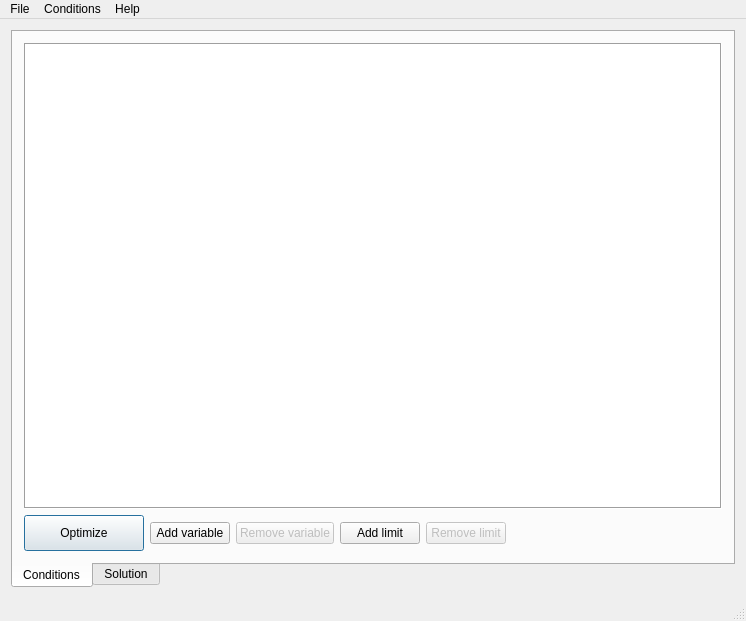
First picture: the form in gui/mainwindow.ui, repository rtsisyk/simplexsolver, before the edit.
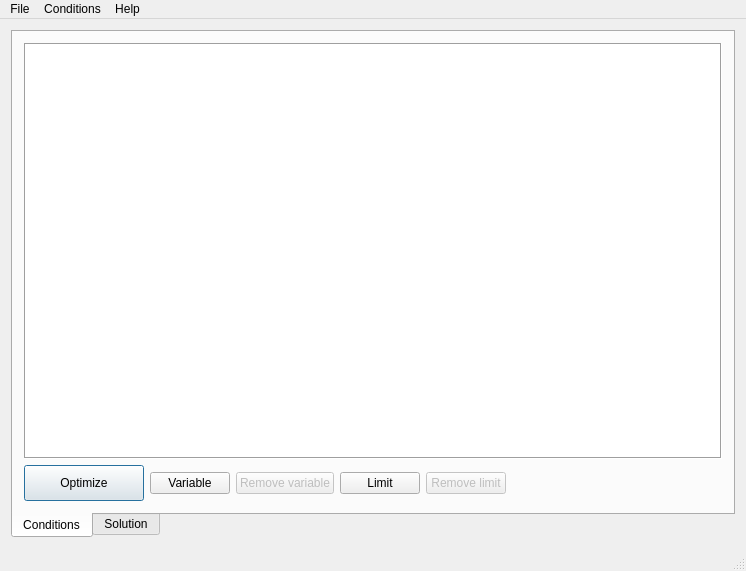
Second picture: the form after the edit. Custom widgets are drawn as their Qt base class.

```diff
--- a/gui/mainwindow.ui
+++ b/gui/mainwindow.ui
@@ -7,9 +7,18 @@
     <x>0</x>
     <y>0</y>
     <width>746</width>
-    <height>621</height>
+    <height>571</height>
    </rect>
   </property>
+  <property name="sizePolicy">
+   <sizepolicy hsizetype="Minimum" vsizetype="Minimum">
+    <horstretch>0</horstretch>
+    <verstretch>0</verstretch>
+   </sizepolicy>
+  </property>
+  <property name="acceptDrops">
+   <bool>false</bool>
+  </property>
   <property name="windowTitle">
    <string>SimplexSolver</string>
   </property>
@@ -124,8 +133,14 @@
           </item>
           <item>
            <widget class="QPushButton" name="buttonAddVariable">
+            <property name="sizePolicy">
+             <sizepolicy hsizetype="Preferred" vsizetype="Fixed">
+              <horstretch>0</horstretch>
+              <verstretch>0</verstretch>
+             </sizepolicy>
+            </property>
             <property name="text">
-             <string>Add variable</string>
+             <string>Variable</string>
             </property>
            </widget>
           </item>
@@ -134,6 +149,12 @@
             <property name="enabled">
              <bool>false</bool>
             </property>
+            <property name="sizePolicy">
+             <sizepolicy hsizetype="Preferred" vsizetype="Fixed">
+              <horstretch>0</horstretch>
+              <verstretch>0</verstretch>
+             </sizepolicy>
+            </property>
             <property name="text">
              <string>Remove variable</string>
             </property>
@@ -141,8 +162,14 @@
           </item>
           <item>
            <widget class="QPushButton" name="buttonAddLimit">
+            <property name="sizePolicy">
+             <sizepolicy hsizetype="Preferred" vsizetype="Fixed">
+              <horstretch>0</horstretch>
+              <verstretch>0</verstretch>
+             </sizepolicy>
+            </property>
             <property name="text">
-             <string>Add limit</string>
+             <string>Limit</string>
             </property>
            </widget>
           </item>
@@ -151,6 +178,12 @@
             <property name="enabled">
              <bool>false</bool>
             </property>
+            <property name="sizePolicy">
+             <sizepolicy hsizetype="Preferred" vsizetype="Fixed">
+              <horstretch>0</horstretch>
+              <verstretch>0</verstretch>
+             </sizepolicy>
+            </property>
             <property name="text">
              <string>Remove limit</string>
             </property>
```
Left out of the diff: 9 changed lines with no effect on the pictures.
